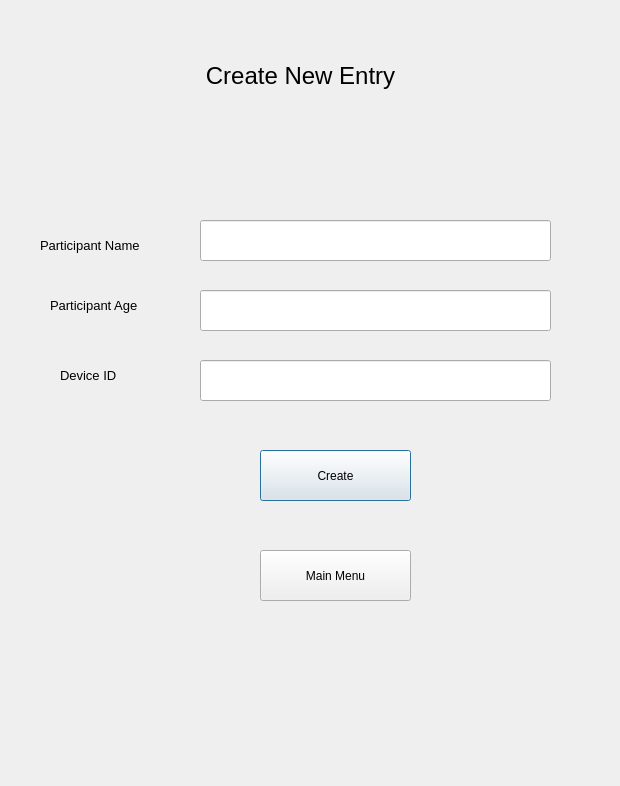
The window that PyQT/Scripts/CreateRecords.ui (zakerl/Capstone_Project) describes before a commit, drawn with Qt 5.
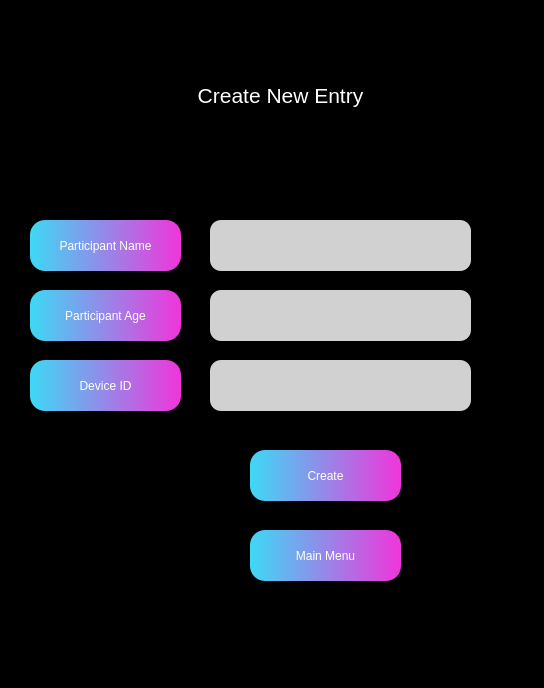
The same window after the commit.

Diff of the .ui file:
```diff
--- a/PyQT/Scripts/CreateRecords.ui
+++ b/PyQT/Scripts/CreateRecords.ui
@@ -6,72 +6,27 @@
    <rect>
     <x>0</x>
     <y>0</y>
-    <width>620</width>
-    <height>786</height>
+    <width>544</width>
+    <height>688</height>
    </rect>
   </property>
   <property name="windowTitle">
    <string>Dialog</string>
   </property>
+  <property name="styleSheet">
+   <string notr="true">background-color: rgb(0, 0, 0);</string>
+  </property>
   <widget class="QLabel" name="label">
    <property name="geometry">
     <rect>
-     <x>40</x>
-     <y>230</y>
-     <width>161</width>
-     <height>31</height>
-    </rect>
-   </property>
-   <property name="styleSheet">
-    <string notr="true">font-size: 10pt;</string>
-   </property>
-   <property name="text">
-    <string>Participant Name</string>
-   </property>
-  </widget>
-  <widget class="QLabel" name="label_2">
-   <property name="geometry">
-    <rect>
-     <x>50</x>
-     <y>290</y>
-     <width>161</width>
-     <height>31</height>
-    </rect>
-   </property>
-   <property name="styleSheet">
-    <string notr="true">font-size: 10pt;</string>
-   </property>
-   <property name="text">
-    <string>Participant Age</string>
-   </property>
-  </widget>
-  <widget class="QLabel" name="label_3">
-   <property name="geometry">
-    <rect>
-     <x>60</x>
-     <y>360</y>
-     <width>161</width>
-     <height>31</height>
-    </rect>
-   </property>
-   <property name="styleSheet">
-    <string notr="true">font-size: 10pt;</string>
-   </property>
-   <property name="text">
-    <string>Device ID</string>
-   </property>
-  </widget>
-  <widget class="QLabel" name="label_4">
-   <property name="geometry">
-    <rect>
-     <x>130</x>
-     <y>30</y>
-     <width>341</width>
+     <x>150</x>
+     <y>50</y>
+     <width>261</width>
      <height>91</height>
     </rect>
    </property>
    <property name="styleSheet">
-    <string notr="true">font-size: 18pt;</string>
+    <string notr="true">color: rgb(255, 255, 255); font-size: 16pt</string>
    </property>
    <property name="text">
     <string>Create New Entry</string>
@@ -83,42 +38,70 @@
   <widget class="QLineEdit" name="lineEdit">
    <property name="geometry">
     <rect>
-     <x>200</x>
+     <x>210</x>
      <y>220</y>
-     <width>351</width>
-     <height>41</height>
+     <width>261</width>
+     <height>51</height>
     </rect>
    </property>
+   <property name="styleSheet">
+    <string notr="true">background-color: rgb(209, 209, 209);
+border-radius: 11px;</string>
+   </property>
+   <property name="alignment">
+    <set>Qt::AlignCenter</set>
+   </property>
   </widget>
   <widget class="QLineEdit" name="lineEdit_2">
    <property name="geometry">
     <rect>
-     <x>200</x>
+     <x>210</x>
      <y>290</y>
-     <width>351</width>
-     <height>41</height>
+     <width>261</width>
+     <height>51</height>
     </rect>
    </property>
+   <property name="styleSheet">
+    <string notr="true">background-color: rgb(209, 209, 209);
+border-radius: 11px;</string>
+   </property>
+   <property name="alignment">
+    <set>Qt::AlignCenter</set>
+   </property>
   </widget>
   <widget class="QLineEdit" name="lineEdit_3">
    <property name="geometry">
     <rect>
-     <x>200</x>
+     <x>210</x>
      <y>360</y>
-     <width>351</width>
-     <height>41</height>
+     <width>261</width>
+     <height>51</height>
     </rect>
    </property>
+   <property name="styleSheet">
+    <string notr="true">background-color: rgb(209, 209, 209);
+border-radius: 11px;</string>
+   </property>
+   <property name="alignment">
+    <set>Qt::AlignCenter</set>
+   </property>
   </widget>
   <widget class="QPushButton" name="pushButton">
    <property name="geometry">
     <rect>
-     <x>260</x>
+     <x>250</x>
      <y>450</y>
      <width>151</width>
      <height>51</height>
     </rect>
    </property>
+   <property name="styleSheet">
+    <string notr="true">background-color: qlineargradient(spread:pad, x1:0, y1:0, x2:1, y2:0, stop:0 rgba(61, 217, 245, 255), stop:1 rgba(240, 53, 218, 255));
+font: 9pt &quot;Microsoft YaHei UI&quot;;
+color: rgb(255, 255, 255);
+border-style: solid;
+border-radius: 15px;</string>
+   </property>
    <property name="text">
     <string>Create</string>
    </property>
@@ -126,16 +109,92 @@
   <widget class="QPushButton" name="pushButton_2">
    <property name="geometry">
     <rect>
-     <x>260</x>
-     <y>550</y>
+     <x>250</x>
+     <y>530</y>
      <width>151</width>
      <height>51</height>
     </rect>
    </property>
+   <property name="styleSheet">
+    <string notr="true">background-color: qlineargradient(spread:pad, x1:0, y1:0, x2:1, y2:0, stop:0 rgba(61, 217, 245, 255), stop:1 rgba(240, 53, 218, 255));
+font: 9pt &quot;Microsoft YaHei UI&quot;;
+color: rgb(255, 255, 255);
+border-style: solid;
+border-radius: 15px;</string>
+   </property>
    <property name="text">
     <string>Main Menu</string>
    </property>
   </widget>
+  <widget class="QLabel" name="label_2">
+   <property name="geometry">
+    <rect>
+     <x>30</x>
+     <y>220</y>
+     <width>151</width>
+     <height>51</height>
+    </rect>
+   </property>
+   <property name="styleSheet">
+    <string notr="true">background-color: qlineargradient(spread:pad, x1:0, y1:0, x2:1, y2:0, stop:0 rgba(61, 217, 245, 255), stop:1 rgba(240, 53, 218, 255));
+font: 9pt &quot;Microsoft YaHei UI&quot;;
+color: rgb(255, 255, 255);
+border-style: solid;
+border-radius: 15px;</string>
+   </property>
+   <property name="text">
+    <string>Participant Name</string>
+   </property>
+   <property name="alignment">
+    <set>Qt::AlignCenter</set>
+   </property>
+  </widget>
+  <widget class="QLabel" name="label_3">
+   <property name="geometry">
+    <rect>
+     <x>30</x>
+     <y>290</y>
+     <width>151</width>
+     <height>51</height>
+    </rect>
+   </property>
+   <property name="styleSheet">
+    <string notr="true">background-color: qlineargradient(spread:pad, x1:0, y1:0, x2:1, y2:0, stop:0 rgba(61, 217, 245, 255), stop:1 rgba(240, 53, 218, 255));
+font: 9pt &quot;Microsoft YaHei UI&quot;;
+color: rgb(255, 255, 255);
+border-style: solid;
+border-radius: 15px;</string>
+   </property>
+   <property name="text">
+    <string>Participant Age</string>
+   </property>
+   <property name="alignment">
+    <set>Qt::AlignCenter</set>
+   </property>
+  </widget>
+  <widget class="QLabel" name="label_4">
+   <property name="geometry">
+    <rect>
+     <x>30</x>
+     <y>360</y>
+     <width>151</width>
+     <height>51</height>
+    </rect>
+   </property>
+   <property name="styleSheet">
+    <string notr="true">background-color: qlineargradient(spread:pad, x1:0, y1:0, x2:1, y2:0, stop:0 rgba(61, 217, 245, 255), stop:1 rgba(240, 53, 218, 255));
+font: 9pt &quot;Microsoft YaHei UI&quot;;
+color: rgb(255, 255, 255);
+border-style: solid;
+border-radius: 15px;</string>
+   </property>
+   <property name="text">
+    <string>Device ID</string>
+   </property>
+   <property name="alignment">
+    <set>Qt::AlignCenter</set>
+   </property>
+  </widget>
  </widget>
  <resources/>
  <connections/>
```
